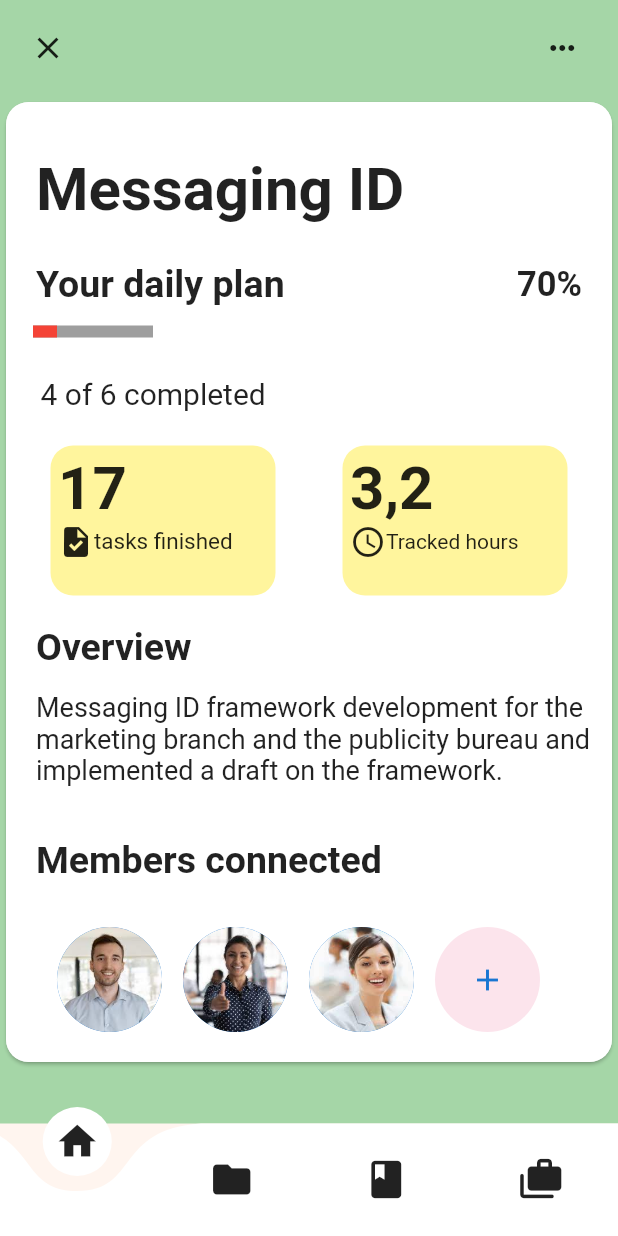
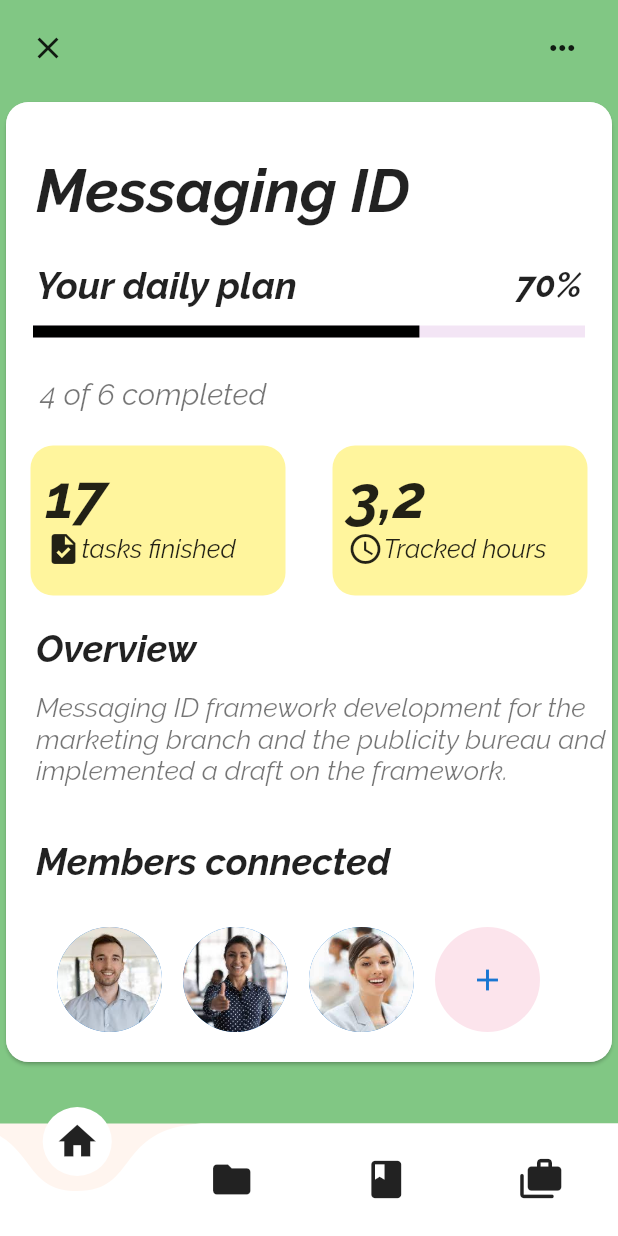
Before and after one commit to prtham312/flutter_profile_page, a Flutter app: the Page3 screen opened directly, on a phone screen of 412 x 824 dp. Run offline on Flutter 3.47's test engine with Material 2 defaults, Android fonts, the light colour scheme and no system bars; drawn by our look-alikes of curved_navigation_bar, percent_indicator.

Commit message:
final commit

```diff
--- a/lib/main.dart
+++ b/lib/main.dart
@@ -16,7 +16,7 @@ class MyApp extends StatelessWidget {
     return MaterialApp(
       debugShowCheckedModeBanner: false,
       title: 'Dayzer',
-      home: Page3(),
+      home: Page2(),
     );
   }
 }
--- a/lib/page_3.dart
+++ b/lib/page_3.dart
@@ -22,7 +22,7 @@ class Page3 extends StatelessWidget {
                 Icon(Icons.cases_rounded, size: 30),
               ],
             ),
-            backgroundColor: const Color(0xFFA5D6A7),
+            backgroundColor: const Color(0xFF81C784),
             body: SingleChildScrollView(
               child: Column(
                 crossAxisAlignment: CrossAxisAlignment.stretch,
@@ -62,6 +62,7 @@ class Page3 extends StatelessWidget {
                                 textAlign: TextAlign.start,
                                 style: TextStyle(
                                   fontSize: 40,
+                                  fontFamily: 'Raleway',
                                   fontWeight: FontWeight.bold,
                                 ),
                               ),
@@ -79,6 +80,7 @@ class Page3 extends StatelessWidget {
                               const Text(
                                 'Your daily plan',
                                 style: TextStyle(
+                                  fontFamily: 'Raleway',
                                   fontSize: 25,
                                   fontWeight: FontWeight.bold,
                                 ),
@@ -89,6 +91,7 @@ class Page3 extends StatelessWidget {
                                 child: const Text(
                                   '70%',
                                   style: TextStyle(
+                                    fontFamily: 'Raleway',
                                     fontWeight: FontWeight.bold,
                                     fontSize: 23,
                                   ),
@@ -99,12 +102,16 @@ class Page3 extends StatelessWidget {
                         ),
                         Padding(
                           padding: const EdgeInsets.all(8.0),
-                          child: LinearPercentIndicator(
-                            width: 100.0,
-                            lineHeight: 8.0,
-                            percent: 0.2,
-                            backgroundColor: Colors.grey,
-                            progressColor: Colors.red,
+                          child: Container(
+                            decoration: BoxDecoration(
+                                color: Colors.white,
+                                borderRadius: BorderRadius.circular(15)),
+                            child: LinearPercentIndicator(
+                              lineHeight: 8.0,
+                              percent: 0.7,
+                              backgroundColor: Colors.purple[50],
+                              progressColor: Colors.black,
+                            ),
                           ),
                         ),
                         Padding(
@@ -118,6 +125,8 @@ class Page3 extends StatelessWidget {
                                 child: const Text(
                                   '4 of 6 completed',
                                   style: TextStyle(
+                                    fontFamily: 'Raleway',
+                                    color: Colors.black54,
                                     fontSize: 20,
                                   ),
                                 ),
@@ -133,15 +142,16 @@ class Page3 extends StatelessWidget {
                                   color: Colors.yellow[200],
                                   borderRadius: BorderRadius.circular(15)),
                               height: 100,
-                              width: 150,
+                              width: 170,
                               margin: const EdgeInsets.all(15),
-                              padding: const EdgeInsets.all(5),
+                              padding: const EdgeInsets.all(10),
                               child: Column(
                                 crossAxisAlignment: CrossAxisAlignment.start,
                                 children: [
                                   const Text(
                                     '17',
                                     style: TextStyle(
+                                      fontFamily: 'Raleway',
                                       fontWeight: FontWeight.bold,
                                       fontSize: 40,
                                     ),
@@ -153,7 +163,8 @@ class Page3 extends StatelessWidget {
                                       Text(
                                         'tasks finished',
                                         style: TextStyle(
-                                          fontSize: 15,
+                                          fontFamily: 'Raleway',
+                                          fontSize: 17,
                                         ),
                                       )
                                     ],
@@ -166,15 +177,16 @@ class Page3 extends StatelessWidget {
                                   color: Colors.yellow[200],
                                   borderRadius: BorderRadius.circular(15)),
                               height: 100,
-                              width: 150,
+                              width: 170,
                               margin: const EdgeInsets.all(15),
-                              padding: const EdgeInsets.all(5),
+                              padding: const EdgeInsets.all(10),
                               child: Column(
                                 crossAxisAlignment: CrossAxisAlignment.start,
                                 children: [
                                   Text(
                                     '3,2',
                                     style: TextStyle(
+                                      fontFamily: 'Raleway',
                                       fontSize: 40,
                                       fontWeight: FontWeight.bold,
                                     ),
@@ -182,7 +194,13 @@ class Page3 extends StatelessWidget {
                                   Row(
                                     children: [
                                       Icon(Icons.access_time),
-                                      Text('Tracked hours')
+                                      Text(
+                                        'Tracked hours',
+                                        style: TextStyle(
+                                          fontSize: 17,
+                                          fontFamily: 'Raleway',
+                                        ),
+                                      )
                                     ],
                                   )
                                 ],
@@ -198,6 +216,7 @@ class Page3 extends StatelessWidget {
                               Text(
                                 'Overview',
                                 style: TextStyle(
+                                  fontFamily: 'Raleway',
                                   fontSize: 25,
                                   fontWeight: FontWeight.bold,
                                 ),
@@ -211,6 +230,8 @@ class Page3 extends StatelessWidget {
                             'Messaging ID framework development for the \nmarketing branch and the publicity bureau and implemented a draft on the framework.',
                             textAlign: TextAlign.start,
                             style: TextStyle(
+                              fontFamily: 'Raleway',
+                              color: Colors.black54,
                               fontSize: 18,
                             ),
                           ),
@@ -224,6 +245,7 @@ class Page3 extends StatelessWidget {
                                 'Members connected',
                                 textAlign: TextAlign.start,
                                 style: TextStyle(
+                                  fontFamily: 'Raleway',
                                   fontSize: 25,
                                   fontWeight: FontWeight.bold,
                                 ),
--- a/pubspec.yaml
+++ b/pubspec.yaml
@@ -36,7 +36,7 @@ dependencies:
   # Use with the CupertinoIcons class for iOS style icons.
   cupertino_icons: ^1.0.2
   curved_navigation_bar: ^1.0.3
-  percent_indicator: ^4.0.1
+  percent_indicator: 4.0.1
 
 
 dev_dependencies:
@@ -68,6 +68,7 @@ flutter:
     - images/emp1.png
     - images/emp2.png
     - images/emp3.png
+    - images/emp4.png
 
   # An image asset can refer to one or more resolution-specific "variants", see
   # https://flutter.dev/assets-and-images/#resolution-aware.
@@ -84,6 +85,9 @@ flutter:
     - family: Oswald
       fonts:
         - asset: fonts/Oswald-VariableFont_wght.ttf
+    - family: Raleway
+      fonts:
+        - asset: fonts/Raleway-Italic-VariableFont_wght.ttf
 
   #
   # For details regarding fonts from package dependencies,
```
Also changed, not shown: lib/page_1.dart (+22 -11 lines), lib/page_2.dart (+42 -21 lines), fonts/Raleway-Italic-VariableFont_wght.ttf (added), images/emp4.png (added), pubspec.lock.
